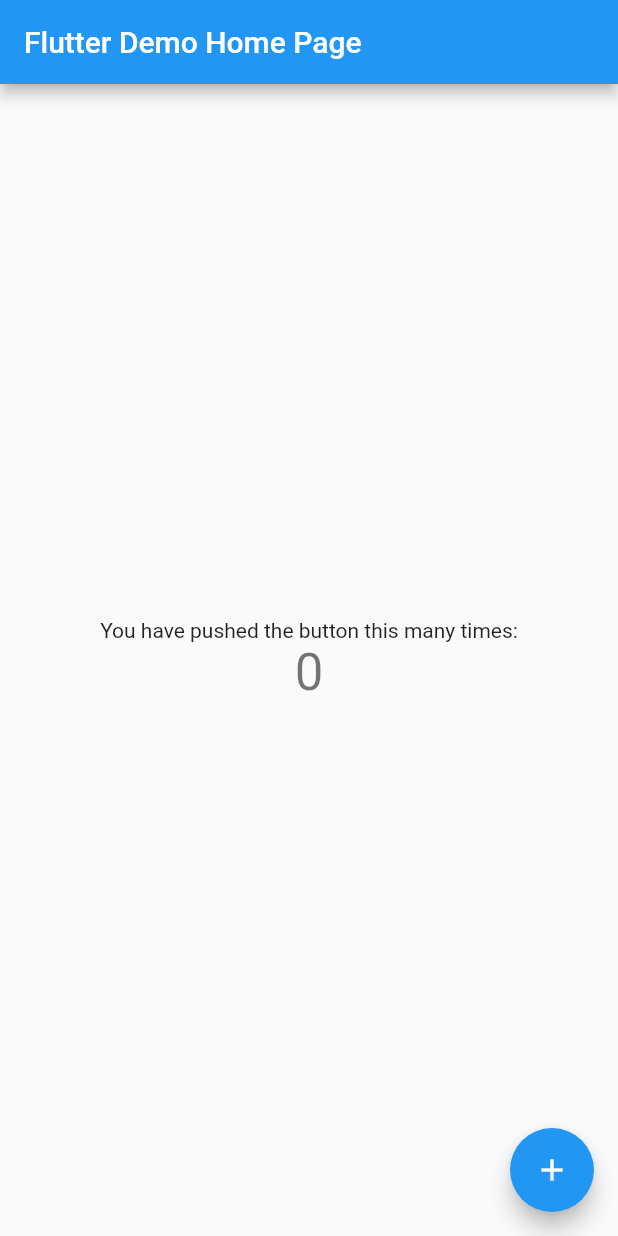
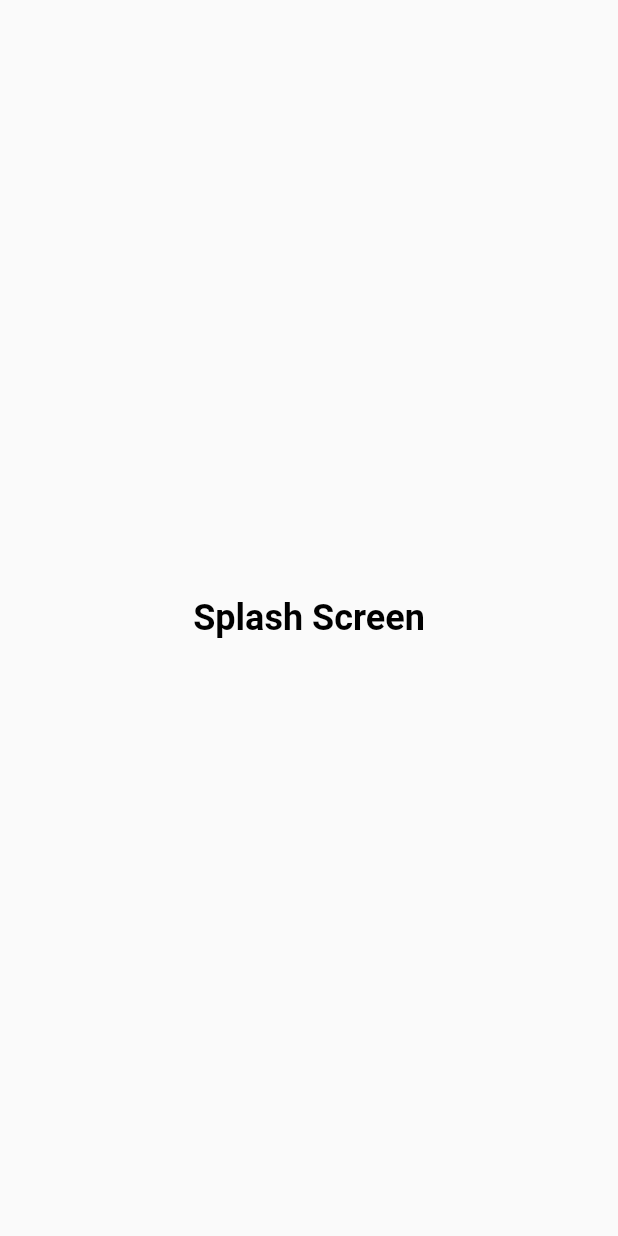
Before and after one commit to jolugbo/my_flutter_recoery, a Flutter app: the screen it shows after launch, on a phone screen of 412 x 824 dp. Run offline on Flutter 3.47's test engine with Material 2 defaults, Android fonts, the phone set to English and light mode, and no system bars.

Commit message:
work ongoing on splash screen

```diff
--- a/lib/main.dart
+++ b/lib/main.dart
@@ -1,4 +1,6 @@
 import 'package:flutter/material.dart';
+import 'package:my_flutter_recovery/splash.dart';
+
 
 void main() {
   runApp(const MyApp());
@@ -24,7 +26,7 @@ class MyApp extends StatelessWidget {
         // is not restarted.
         primarySwatch: Colors.blue,
       ),
-      home: const MyHomePage(title: 'Flutter Demo Home Page'),
+      home: Splash(),
     );
   }
 }
--- a/lib/splash.dart
+++ b/lib/splash.dart
@@ -1 +1,24 @@
 import 'package:flutter/material.dart';
+
+class Splash extends StatefulWidget {
+  const Splash({Key? key}) : super(key: key);
+  @override
+ _SplashState createState() => _SplashState();
+
+
+}
+class _SplashState extends State<Splash>{
+  @override
+  void initState(){
+    super.initState();
+  }
+  @override
+  Widget build(BuildContext context) {
+    return Scaffold(
+        body: Center(
+          child: Container(
+              child: Text('Splash Screen',style: TextStyle(color: Colors.black,fontSize: 24,fontWeight: FontWeight.bold),)
+          ),)
+    );
+  }
+}
```
